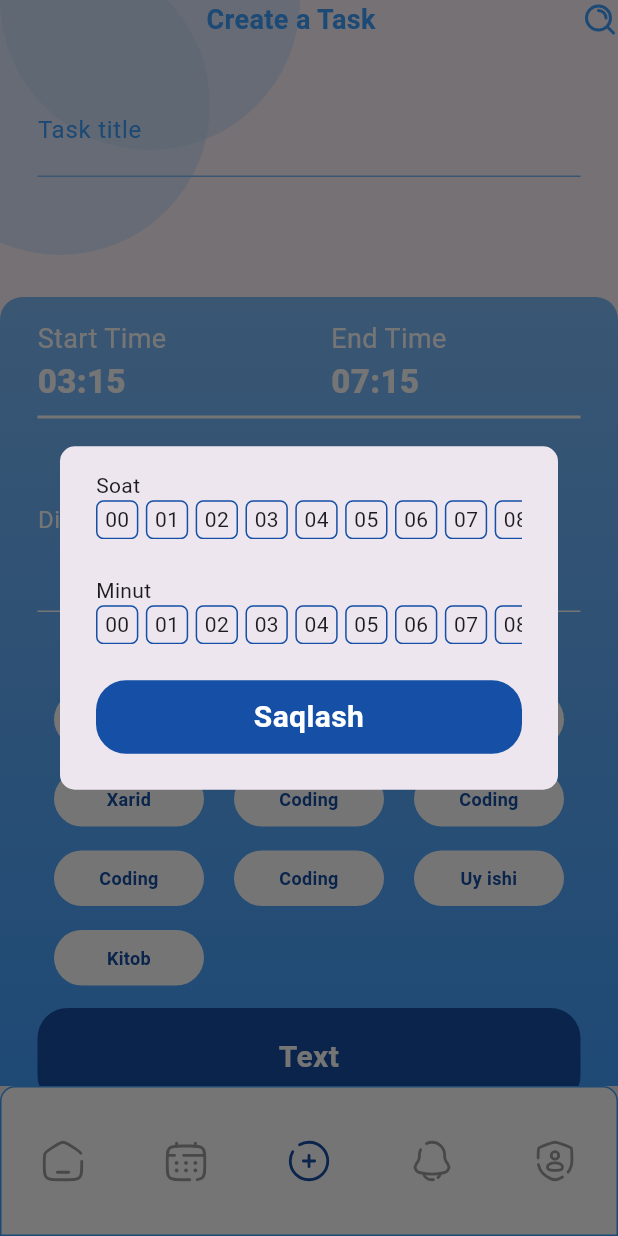
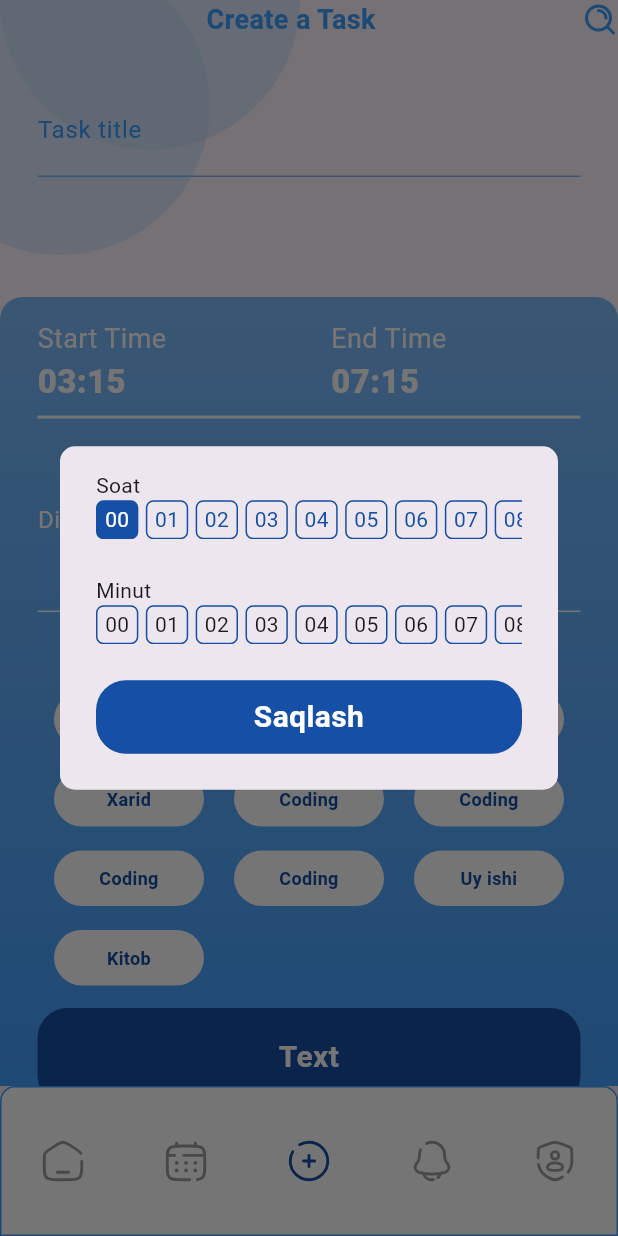
Before and after one commit to Inoyatovlee/Todo, a Flutter app: the MainPage screen opened directly, item 3 of the bottom bar chosen, after a tap on "Start Time", on a phone screen of 412 x 824 dp. Run offline on Flutter 3.47's test engine with Material 3 defaults, Android fonts, the phone set to English and light mode, and no system bars; our stand-ins replace flutter_svg, get, get_storage, smooth_page_indicator; missing offline and left inert: dart:js_util; accounts and stored records are empty.

Commit message:
Choose time: rang berish

```diff
--- a/lib/config/imorts.dart
+++ b/lib/config/imorts.dart
@@ -27,3 +27,6 @@ export 'package:todo_app/pages/CreateTask.dart';
 export 'package:get_storage/get_storage.dart';
 export 'package:todo_app/stores/task_controller.dart';
 export 'package:todo_app/components/default/CircleContainer.dart';
+export 'package:todo_app/pages/createTask/ChooseTimeDialog.dart';
+export 'package:todo_app/pages/createTask/TaskTimeComponents.dart';
+export 'dart:js_util';
--- a/lib/pages/CreateTask.dart
+++ b/lib/pages/CreateTask.dart
@@ -1,5 +1,3 @@
-import 'dart:js_util';
-
 import 'package:todo_app/config/imorts.dart';
 
 class CreateTask extends StatefulWidget {
@@ -168,96 +166,3 @@ class _CreateTaskState extends State<CreateTask> {
     );
   }
 }
-
-class ChooseTimeDialog extends StatelessWidget {
-  ChooseTimeDialog({
-    super.key,
-    required this.controller,
-  });
-
-  TaskController controller;
-  @override
-  Widget build(BuildContext context) {
-    return AlertDialog(
-      shape: RoundedRectangleBorder(
-          borderRadius: BorderRadius.all(Radius.circular(10))),
-      actions: [Button1(onTap: () {}, dense: true, text: "Saqlash")],
-      content: Column(
-        mainAxisSize: MainAxisSize.min,
-        crossAxisAlignment: CrossAxisAlignment.start,
-        children: [
-          Text("Soat"),
-          SingleChildScrollView(
-            scrollDirection: Axis.horizontal,
-            child: Row(
-                children: List.generate(controller.hours.length, (index) {
-              return Container(
-                padding: EdgeInsets.symmetric(horizontal: 5, vertical: 2),
-                margin: EdgeInsets.only(right: 5),
-                decoration: BoxDecoration(
-                    border: Border.all(
-                      color: AppColor.blue7,
-                    ),
-                    borderRadius: BorderRadius.circular(5)),
-                child: Text(controller.hours[index]),
-              );
-            })),
-          ),
-          SizedBox(height: 24),
-          Text("Minut"),
-          SingleChildScrollView(
-            scrollDirection: Axis.horizontal,
-            child: Row(
-                children: List.generate(controller.minuts.length, (index) {
-              return Container(
-                padding: EdgeInsets.symmetric(horizontal: 5, vertical: 2),
-                margin: EdgeInsets.only(right: 5),
-                decoration: BoxDecoration(
-                    border: Border.all(
-                      color: AppColor.blue7,
-                    ),
-                    borderRadius: BorderRadius.circular(5)),
-                child: Text(controller.minuts[index]),
-              );
-            })),
-          )
-        ],
-      ),
-    );
-  }
-}
-
-class TaskTimeComponents extends StatelessWidget {
-  TaskTimeComponents({
-    super.key,
-    required this.label,
-    required this.time,
-    required this.onTap,
-  });
-
-  String label, time;
-  Function onTap;
-  @override
-  Widget build(BuildContext context) {
-    return InkWell(
-      onTap: () {
-        onTap();
-      },
-      child: Column(
-        crossAxisAlignment: CrossAxisAlignment.start,
-        children: [
-          Text(label,
-              style: TextStyle(
-                  color: AppColor.white,
-                  fontSize: 18,
-                  fontWeight: FontWeight.w400)),
-          Text(time,
-              style: TextStyle(
-                  color: AppColor.white,
-                  fontSize: 22,
-                  fontWeight: FontWeight.w800)),
-        ],
-      ),
-    );
-  }
-}
--- /dev/null
+++ b/lib/pages/createTask/ChooseTimeDialog.dart
@@ -0,0 +1,76 @@
+import 'package:todo_app/config/imorts.dart';
+
+class ChooseTimeDialog extends StatefulWidget {
+  ChooseTimeDialog({
+    super.key,
+    required this.controller,
+  });
+
+  TaskController controller;
+
+  @override
+  State<ChooseTimeDialog> createState() => _ChooseTimeDialogState();
+}
+
+class _ChooseTimeDialogState extends State<ChooseTimeDialog> {
+  String hours = "00";
+  String minuts = "00";
+
+  @override
+  Widget build(BuildContext context) {
+    return AlertDialog(
+      shape: const RoundedRectangleBorder(
+          borderRadius: BorderRadius.all(Radius.circular(10))),
+      actions: [Button1(onTap: () {}, dense: true, text: "Saqlash")],
+      content: Column(
+        mainAxisSize: MainAxisSize.min,
+        crossAxisAlignment: CrossAxisAlignment.start,
+        children: [
+          const Text("Soat"),
+          SingleChildScrollView(
+            scrollDirection: Axis.horizontal,
+            child: Row(
+                children:
+                    List.generate(widget.controller.hours.length, (index) {
+              var item = widget.controller.hours[index];
+              return Container(
+                  padding:
+                      const EdgeInsets.symmetric(horizontal: 5, vertical: 2),
+                  margin: const EdgeInsets.only(right: 5),
+                  decoration: BoxDecoration(
+                      color: item == hours ? AppColor.blue7 : null,
+                      border: Border.all(
+                        color: AppColor.blue7,
+                      ),
+                      borderRadius: BorderRadius.circular(5)),
+                  child: Text(
+                    item,
+                    style: TextStyle(
+                        color: item == hours ? AppColor.white : AppColor.blue7),
+                  ));
+            })),
+          ),
+          const SizedBox(height: 24),
+          const Text("Minut"),
+          SingleChildScrollView(
+            scrollDirection: Axis.horizontal,
+            child: Row(
+                children:
+                    List.generate(widget.controller.minuts.length, (index) {
+              return Container(
+                padding: const EdgeInsets.symmetric(horizontal: 5, vertical: 2),
+                margin: const EdgeInsets.only(right: 5),
+                decoration: BoxDecoration(
+                    border: Border.all(
+                      color: AppColor.blue7,
+                    ),
+                    borderRadius: BorderRadius.circular(5)),
+                child: Text(widget.controller.minuts[index]),
+              );
+            })),
+          )
+        ],
+      ),
+    );
+  }
+}
--- /dev/null
+++ b/lib/pages/createTask/TaskTimeComponents.dart
@@ -0,0 +1,36 @@
+import 'package:todo_app/config/imorts.dart';
+
+class TaskTimeComponents extends StatelessWidget {
+  TaskTimeComponents({
+    super.key,
+    required this.label,
+    required this.time,
+    required this.onTap,
+  });
+
+  String label, time;
+  Function onTap;
+  @override
+  Widget build(BuildContext context) {
+    return InkWell(
+      onTap: () {
+        onTap();
+      },
+      child: Column(
+        crossAxisAlignment: CrossAxisAlignment.start,
+        children: [
+          Text(label,
+              style: TextStyle(
+                  color: AppColor.white,
+                  fontSize: 18,
+                  fontWeight: FontWeight.w400)),
+          Text(time,
+              style: TextStyle(
+                  color: AppColor.white,
+                  fontSize: 22,
+                  fontWeight: FontWeight.w800)),
+        ],
+      ),
+    );
+  }
+}
```
